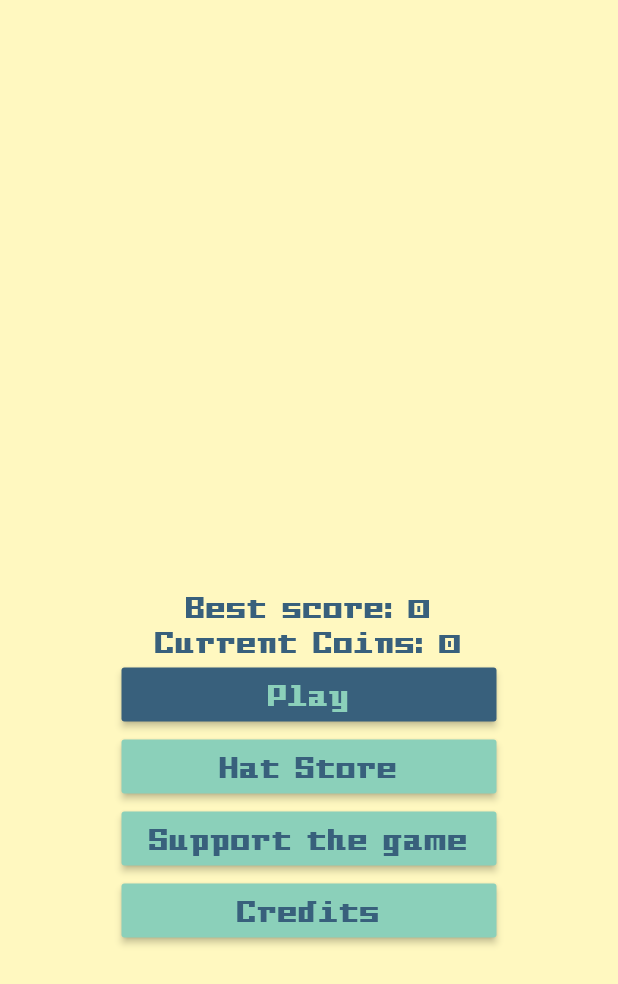
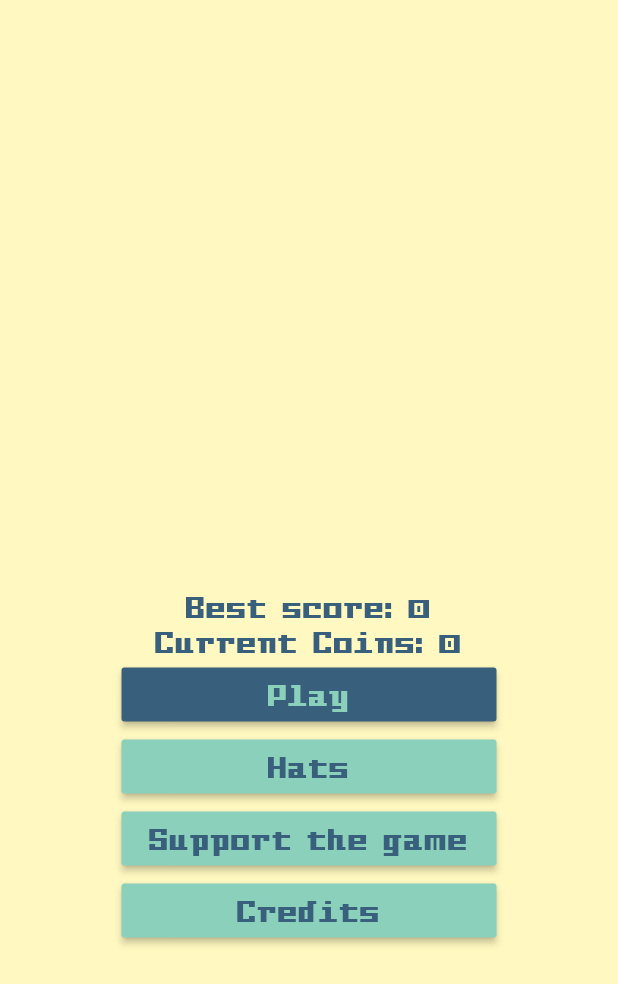
Before and after one commit to bluefireteam/bob_box, a Flutter app: the screen it shows after launch, on a phone screen of 412 x 824 dp. Shown: the top 984 px of the screen. Run offline on Flutter 3.47's test engine with Material 2 defaults, Android fonts, the phone set to English and light mode, and no system bars; our stand-ins replace audioplayers, shared_preferences; missing offline and left inert: flame; statements that could not run were skipped.

Commit message:
Implementing hat store

```diff
--- a/game/lib/main.dart
+++ b/game/lib/main.dart
@@ -43,7 +43,9 @@ void main() async {
 
   Flame.util.addGestureRecognizer(ImmediateMultiDragGestureRecognizer()
       ..onStart = (Offset) {
-        Main.game.player.resume();
+        if (Main.game != null) {
+          Main.game.player.resume();
+        }
         return null;
       }
   );
--- a/game/lib/screens/game/spritesheet.dart
+++ b/game/lib/screens/game/spritesheet.dart
@@ -1,3 +1,4 @@
+import 'package:flame/flame.dart';
 import 'package:flame/sprite.dart';
 
 class SpriteSheet {
@@ -22,4 +23,8 @@ class SpriteSheet {
   }
 
   Sprite getSprite(int row, int column) => _sprites[row][column];
+
+  Future<void> load() async {
+    await Flame.images.load(imageName);
+  }
 }
--- a/game/lib/screens/title_screen.dart
+++ b/game/lib/screens/title_screen.dart
@@ -7,6 +7,7 @@ import "game/game.dart";
 
 import "../ui/button.dart";
 import "../ui/label.dart";
+import "../ui/background.dart";
 
 import "../game_data.dart";
 import "../main.dart";
@@ -85,8 +86,7 @@ class _TitleScreenState extends State<TitleScreen> with WidgetsBindingObserver
       );
     }
 
-    return Container(
-      decoration: BoxDecoration(color: Color(0xFFfff8c0)),
+    return Background(
       child: Center(
         child: Column(
           mainAxisAlignment: MainAxisAlignment.center,
@@ -97,7 +97,7 @@ class _TitleScreenState extends State<TitleScreen> with WidgetsBindingObserver
             PrimaryButton(label: "Play", onPress: () {
               startGame();
             }),
-            SecondaryButton(label: "Hat Store", onPress: () {
+            SecondaryButton(label: "Hats", onPress: () {
               Navigator.pushNamed(context, '/hats');
             }),
             SecondaryButton(label: "Support the game", onPress: () {
--- /dev/null
+++ b/game/lib/ui/background.dart
@@ -0,0 +1,15 @@
+import "package:flutter/material.dart";
+
+class Background extends StatelessWidget {
+  final Widget child;
+
+  Background({ this.child });
+
+  @override
+  Widget build(BuildContext context) {
+    return Container(
+      decoration: BoxDecoration(color: Color(0xFFfff8c0)),
+      child: child
+    );
+  }
+}
--- a/game/lib/ui/label.dart
+++ b/game/lib/ui/label.dart
@@ -3,14 +3,15 @@ import "package:flutter/material.dart";
 class Label extends StatelessWidget {
 
   final String label;
+  final double fontSize;
 
-  Label({ this.label });
+  Label({ this.label, this.fontSize = 20 });
 
   Widget build(BuildContext context) {
     return Text(
         label,
         style: TextStyle(
-            fontSize: 20,
+            fontSize: fontSize,
             fontFamily: "PixelIntv",
             color: Color(0xFF38607c)
         )
```
Also changed, not shown: game/lib/screens/game/hats.dart (+72 -0 lines), game/lib/screens/hats_screen.dart (+38 -3 lines).
